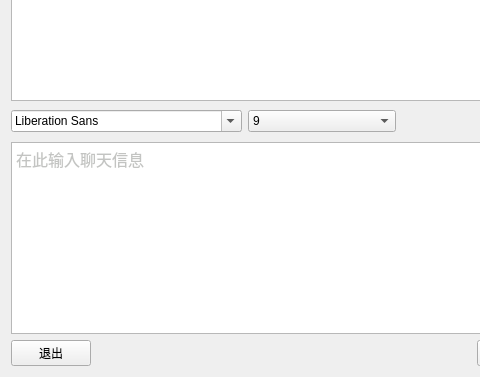
Qt form chat-client/widget.ui (XorSum/chatbot) before a commit; both pictures show x 0 to 480 and y 137 to 514 of the 607 by 514 pixel window.
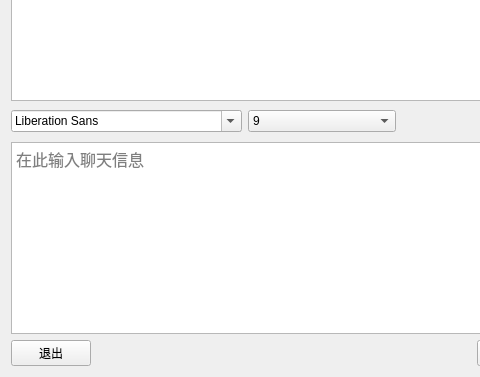
The same form after that commit. Icons and pictures are not drawn.

Commit message: 修复更改颜色时的bug

```diff
--- a/chat-client/widget.ui
+++ b/chat-client/widget.ui
@@ -275,8 +275,7 @@
       </font>
      </property>
      <property name="styleSheet">
-      <string notr="true">
-color: rgb(136, 138, 133);</string>
+      <string notr="true"/>
      </property>
      <property name="placeholderText">
       <string>在此输入聊天信息</string>
```
The commit also changes 2 other files.
